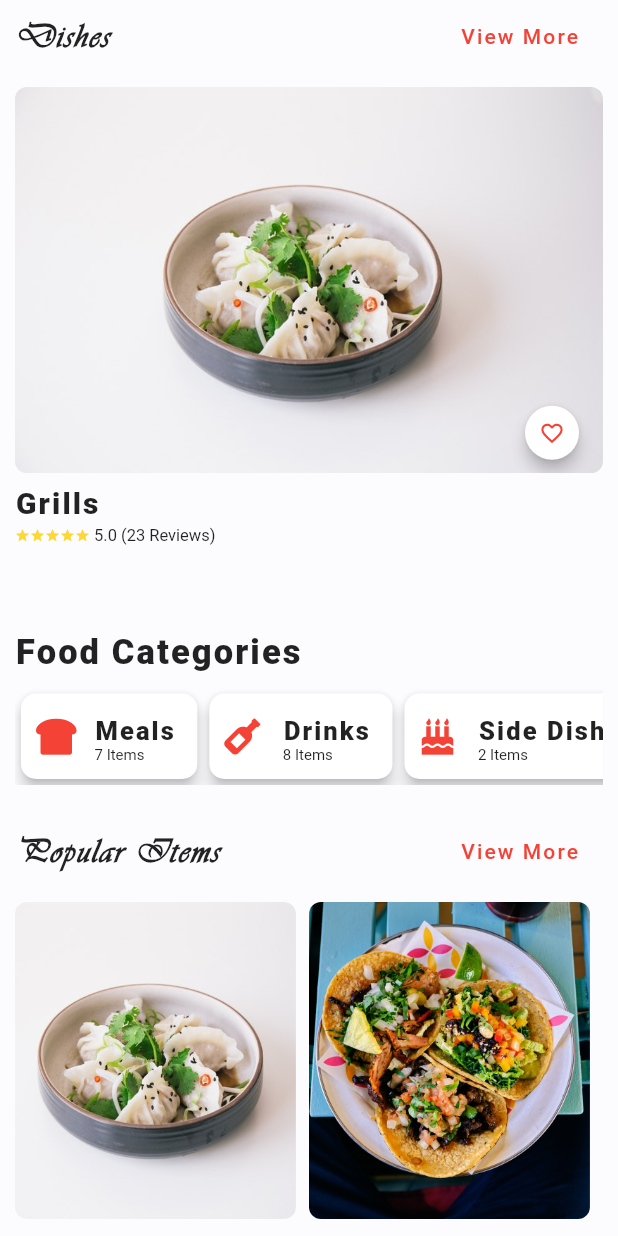
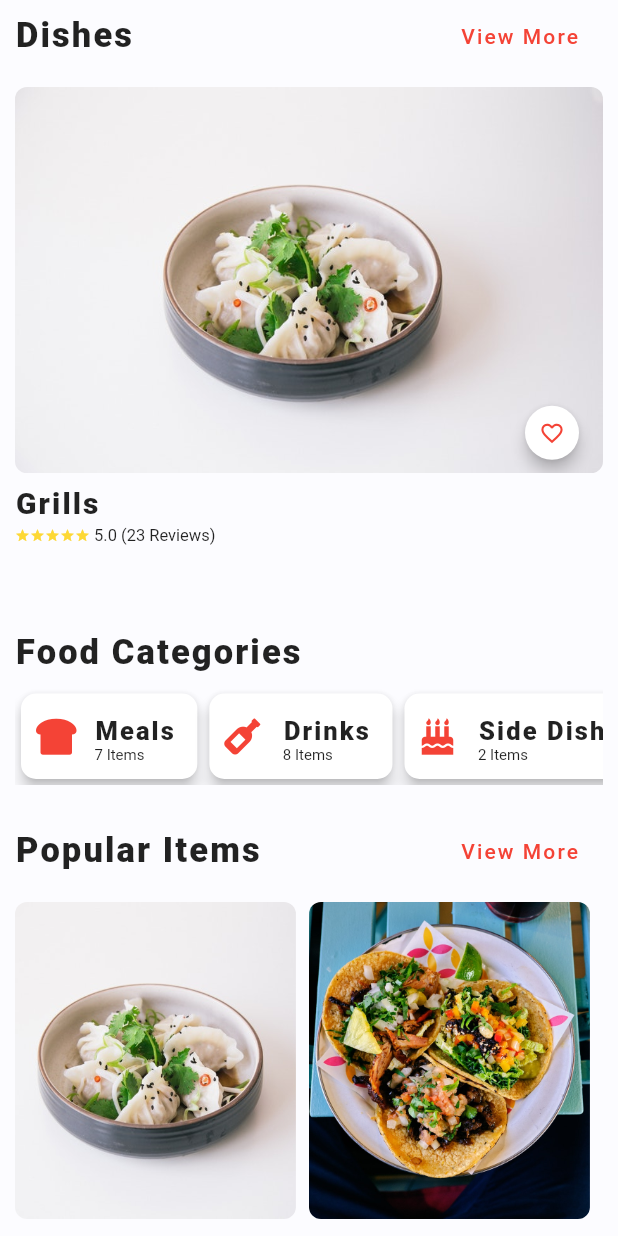
Before and after one commit to Bikuta-victor1/restaurant_app-, a Flutter app: the Home screen opened directly, on a phone screen of 412 x 824 dp. Run offline on Flutter 3.47's test engine with Material 2 defaults, Android fonts, the phone set to English and light mode, and no system bars; drawn by our look-alikes of carousel_slider; our stand-ins replace cloud_firestore, firebase_core, font_awesome_flutter, introduction_screen, shared_preferences; accounts and stored records are empty.

Commit message:
oy lets get it

```diff
--- a/lib/screens/home.dart
+++ b/lib/screens/home.dart
@@ -42,7 +42,7 @@ class _HomeState extends State<Home> with AutomaticKeepAliveClientMixin<Home> {
                 Text(
                   "Dishes",
                   style: TextStyle(
-                    fontFamily: 'Vivaldii',
+                    //            fontFamily: 'Vivaldii',
                     letterSpacing: 1.4,
                     fontSize: 23,
                     fontWeight: FontWeight.w800,
@@ -310,7 +310,7 @@ class _HomeState extends State<Home> with AutomaticKeepAliveClientMixin<Home> {
                   "Popular Items",
                   style: TextStyle(
                     fontSize: 23,
-                    fontFamily: 'Vivaldii',
+                    //      fontFamily: 'Vivaldii',
                     letterSpacing: 1.4,
                     fontWeight: FontWeight.w800,
                   ),
```
